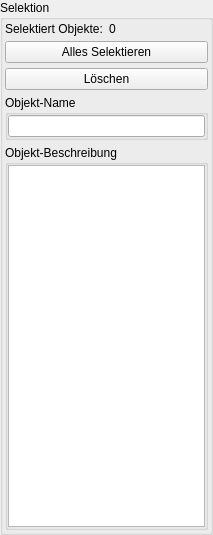
This is trunk/editor/toolWidgetSelect.ui in BackupTheBerlios/bbuilder-svn as Qt 5 draws it before an edit. The edited form follows.
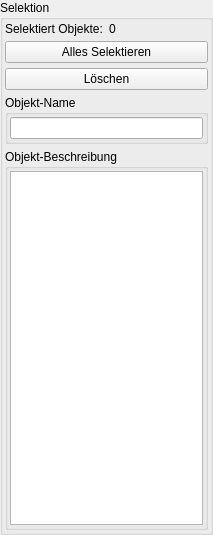
This is the edited form.

Patch:
```diff
--- a/trunk/editor/toolWidgetSelect.ui
+++ b/trunk/editor/toolWidgetSelect.ui
@@ -93,7 +93,7 @@
         </property>
         <layout class="QGridLayout" >
          <property name="margin" >
-          <number>0</number>
+          <number>2</number>
          </property>
          <property name="spacing" >
           <number>5</number>
@@ -128,7 +128,7 @@
         </property>
         <layout class="QGridLayout" >
          <property name="margin" >
-          <number>0</number>
+          <number>2</number>
          </property>
          <property name="spacing" >
           <number>5</number>
```
